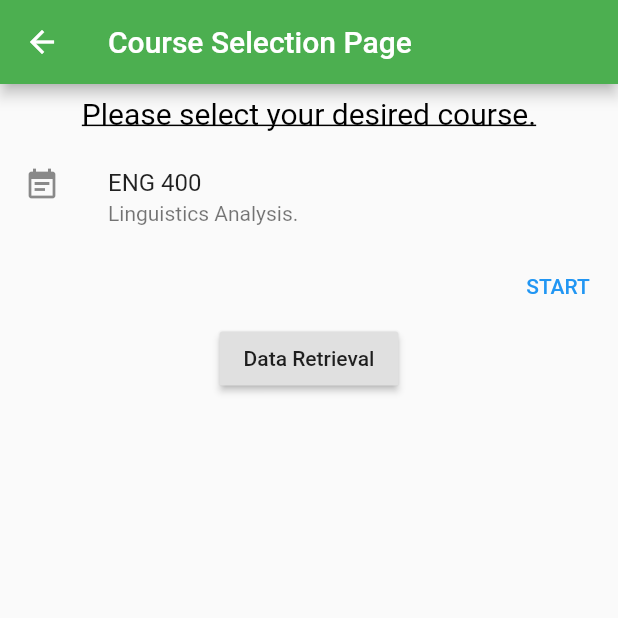
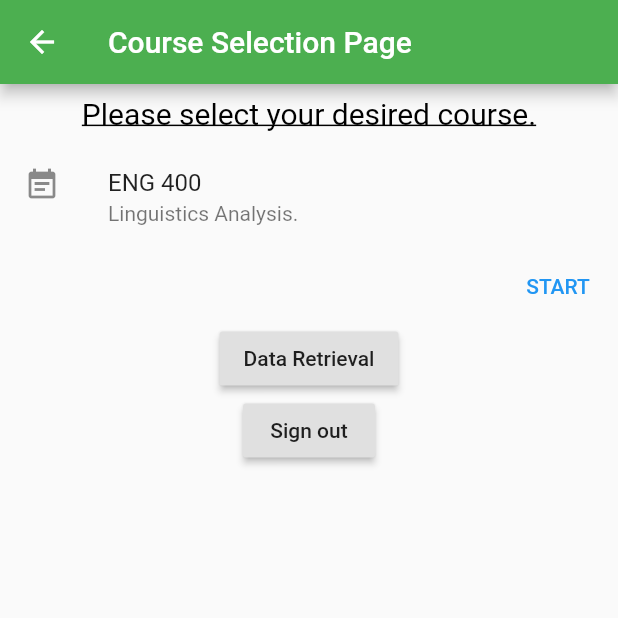
Before and after one commit to DovahCraft/MobileApp, a Flutter app: the CoursePage screen opened directly, on a phone screen of 412 x 824 dp, the top half of it. Run offline on Flutter 3.47's test engine with Material 2 defaults, Android fonts, the light colour scheme and no system bars; our stand-ins replace audioplayers, cloud_firestore, firebase_auth; missing offline and left inert: flutter_audio_recorder; accounts and stored records are empty.

Commit message:
Add files via upload

```diff
--- a/lib/main.dart
+++ b/lib/main.dart
@@ -141,6 +141,12 @@ class _CoursePageState extends State<CoursePage> {
                   });
                 },
               ),
+              RaisedButton(
+                onPressed: () {
+                  context.read<Authentication>().signOut();
+                },
+                child: Text("Sign out"),
+              ),
             ],
           ),
         ),
```
